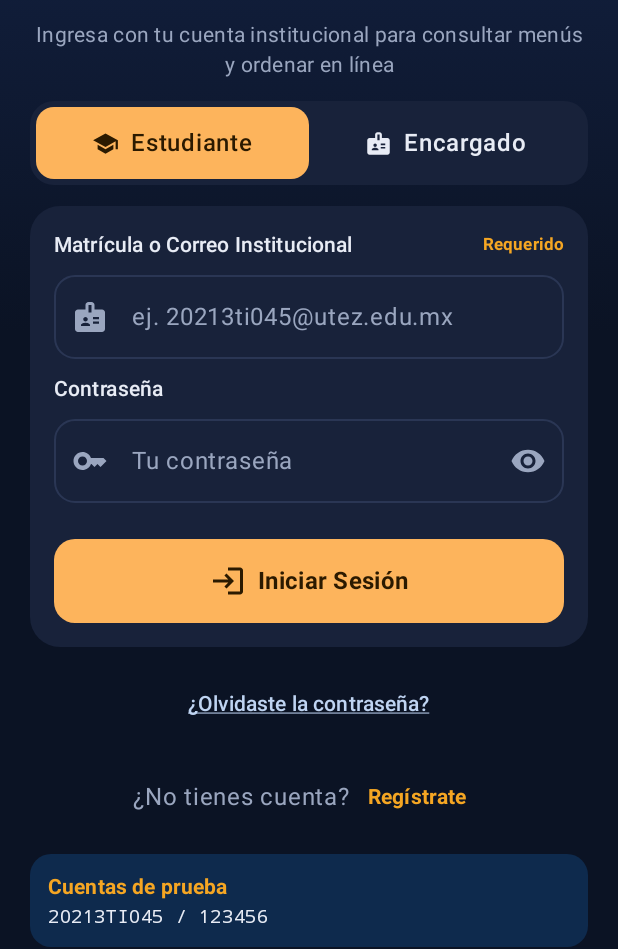
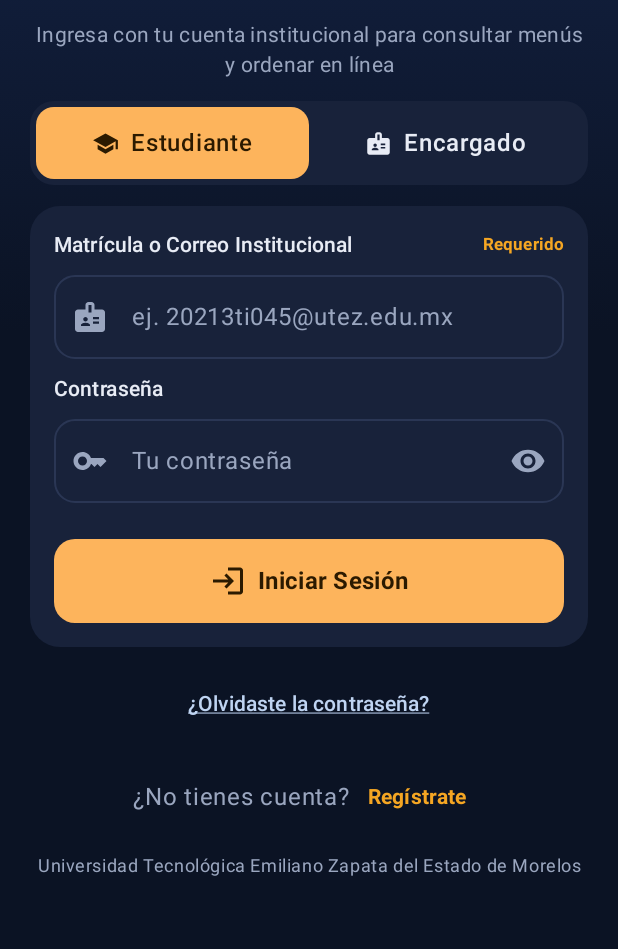
Before and after one commit to GerardoOrgg/Cafeteria-UTEZ, an Android app built with Jetpack Compose: the screen it shows after launch (MainActivity), on a phone screen of 412 x 824 dp, the part 287-1236 px from its top. Run offline under Robolectric (Android 15) with nearby library versions, the phone set to English and light mode, and no system bars; our stand-ins replace Room's generated code; pictures from the network do not load.

Commit message:
cambios en login screen

```diff
--- a/api/src/main/resources/application-h2.properties
+++ b/api/src/main/resources/application-h2.properties
@@ -1,5 +1,5 @@
 spring.datasource.url=jdbc:h2:file:./datos/cafeteria;MODE=MySQL;DATABASE_TO_LOWER=TRUE
-spring.datasource.username=sa
+spring.datasource.username=
 spring.datasource.password=
 
 spring.h2.console.enabled=true
--- a/api/src/main/resources/application.properties
+++ b/api/src/main/resources/application.properties
@@ -2,8 +2,8 @@ server.port=8080
 server.address=0.0.0.0
 
 spring.datasource.url=jdbc:mysql://localhost:3306/cafeteria_utez?createDatabaseIfNotExist=true&serverTimezone=America/Mexico_City
-spring.datasource.username=${DB_USUARIO:root}
-spring.datasource.password=${DB_CONTRASENA:root}
+spring.datasource.username=root
+spring.datasource.password=Contrasenasegura12
 
 spring.jpa.hibernate.ddl-auto=update
 spring.jpa.open-in-view=false
--- a/app/src/main/AndroidManifest.xml
+++ b/app/src/main/AndroidManifest.xml
@@ -13,9 +13,9 @@
 
     <application
         android:allowBackup="true"
-        android:icon="@mipmap/ic_launcher"
+        android:icon="@drawable/logocafe"
         android:label="@string/app_name"
-        android:roundIcon="@mipmap/ic_launcher_round"
+        android:roundIcon="@drawable/logocafe"
         android:supportsRtl="true"
         android:usesCleartextTraffic="true"
         android:theme="@style/Theme.Cafeteria">
--- a/app/src/main/java/mx/edu/utez/cafeteria/config/Configuracion.kt
+++ b/app/src/main/java/mx/edu/utez/cafeteria/config/Configuracion.kt
@@ -1,7 +1,7 @@
 package mx.edu.utez.cafeteria.config
 
 object Configuracion {
-    const val URL_SERVIDOR = "http://192.168.0.6:8080/"
+    const val URL_SERVIDOR = "http://localhost:8080/"
 
     const val SEGUNDOS_ACTUALIZAR = 5L
 
--- a/app/src/main/java/mx/edu/utez/cafeteria/ui/screens/CarritoScreen.kt
+++ b/app/src/main/java/mx/edu/utez/cafeteria/ui/screens/CarritoScreen.kt
@@ -188,7 +188,6 @@ private fun CarritoPreview() {
         CarritoScreen(
             state = AppUiState(
                 cafeteriaElegida = "nido",
-                productos = DatosIniciales.productos,
                 carrito = listOf(ItemCarrito(1, "Pollo empanizado", 0, "Salsa aparte", 2))
             ),
             onSumar = {}, onRestar = {}, onNota = {}, onConfirmar = {}, onCerrar = {}
--- a/app/src/main/java/mx/edu/utez/cafeteria/ui/screens/LoginScreen.kt
+++ b/app/src/main/java/mx/edu/utez/cafeteria/ui/screens/LoginScreen.kt
@@ -242,19 +242,7 @@ fun LoginScreen(
                 }
             }
 
-            if (Configuracion.MOSTRAR_CUENTAS_PRUEBA && !registrando) {
-                Surface(color = Cafe.AzulInfo, shape = RoundedCornerShape(14.dp), modifier = Modifier.fillMaxWidth()) {
-                    Column(modifier = Modifier.padding(12.dp), verticalArrangement = Arrangement.spacedBy(2.dp)) {
-                        Text("Cuentas de prueba", color = Cafe.AmbarTexto, style = MaterialTheme.typography.labelLarge, fontWeight = FontWeight.Bold)
-                        val lineas = if (rol == Rol.ALUMNO) {
-                            listOf("${Configuracion.ALUMNO_DEMO_MATRICULA} / ${Configuracion.ALUMNO_DEMO_CONTRASENA}")
-                        } else {
-                            Configuracion.ENCARGADOS.map { "${it.correo} / ${it.contrasena}" }
-                        }
-                        lineas.forEach { Text(it, color = Cafe.Texto, style = MaterialTheme.typography.bodySmall, fontFamily = FontFamily.Monospace) }
-                    }
-                }
-            }
+
 
             Text(
                 "Universidad Tecnológica Emiliano Zapata del Estado de Morelos",
```
Also changed, not shown: app/src/main/java/mx/edu/utez/cafeteria/data/DatosIniciales.kt (+1 -26 lines), app/src/main/res/drawable/logocafe.jpg (added).
